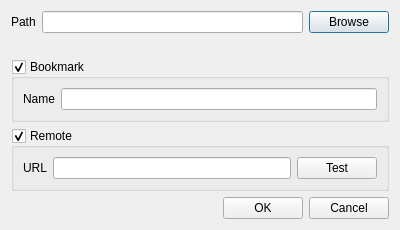
The window that src/CreateRepositoryDialog.ui (soramimi/Guitar) describes before a commit, drawn with Qt 5.
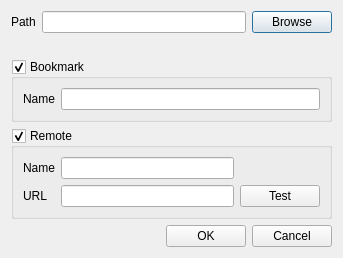
The same window after the commit. Custom widgets are drawn as their Qt base class.

Commit message: CreateRepositoryDialog 改良

Patch:
```diff
--- a/src/CreateRepositoryDialog.ui
+++ b/src/CreateRepositoryDialog.ui
@@ -6,8 +6,8 @@
    <rect>
     <x>0</x>
     <y>0</y>
-    <width>400</width>
-    <height>217</height>
+    <width>343</width>
+    <height>243</height>
    </rect>
   </property>
   <property name="windowTitle">
@@ -81,18 +81,28 @@
      <property name="checked">
       <bool>true</bool>
      </property>
-     <layout class="QHBoxLayout" name="horizontalLayout_4">
-      <item>
+     <layout class="QGridLayout" name="gridLayout">
+      <item row="0" column="0">
+       <widget class="QLabel" name="label_4">
+        <property name="text">
+         <string>Name</string>
+        </property>
+       </widget>
+      </item>
+      <item row="0" column="1">
+       <widget class="QLineEdit" name="lineEdit_remote_name"/>
+      </item>
+      <item row="1" column="0">
        <widget class="QLabel" name="label_3">
         <property name="text">
          <string>URL</string>
         </property>
        </widget>
       </item>
-      <item>
+      <item row="1" column="1">
        <widget class="RepositoryLineEdit" name="lineEdit_remote_url"/>
       </item>
-      <item>
+      <item row="1" column="2">
        <widget class="QPushButton" name="pushButton_test_repo">
         <property name="text">
          <string>Test</string>
```
The commit also changes 4 other files.
